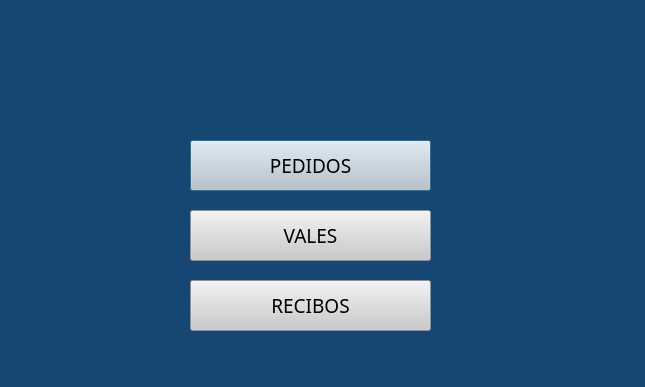
eldaniell01/distribucion_ruano, file views/home.ui: the form before one commit.
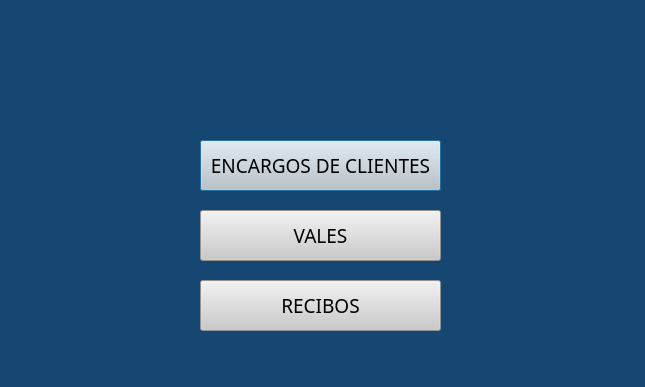
The form after the commit.

```diff
--- a/views/home.ui
+++ b/views/home.ui
@@ -10,6 +10,12 @@
     <height>387</height>
    </rect>
   </property>
+  <property name="maximumSize">
+   <size>
+    <width>645</width>
+    <height>387</height>
+   </size>
+  </property>
   <property name="windowTitle">
    <string>Dialog</string>
   </property>
@@ -19,7 +25,7 @@
   <widget class="QPushButton" name="pushButton">
    <property name="geometry">
     <rect>
-     <x>190</x>
+     <x>200</x>
      <y>140</y>
      <width>241</width>
      <height>51</height>
@@ -35,13 +41,13 @@
     <string notr="true">background-color: rgb(202, 202, 202);</string>
    </property>
    <property name="text">
-    <string>PEDIDOS</string>
+    <string>ENCARGOS DE CLIENTES</string>
    </property>
   </widget>
   <widget class="QPushButton" name="pushButton_2">
    <property name="geometry">
     <rect>
-     <x>190</x>
+     <x>200</x>
      <y>210</y>
      <width>241</width>
      <height>51</height>
@@ -63,7 +69,7 @@
   <widget class="QPushButton" name="pushButton_3">
    <property name="geometry">
     <rect>
-     <x>190</x>
+     <x>200</x>
      <y>280</y>
      <width>241</width>
      <height>51</height>
```
Left out of the diff: 2 changed lines with no effect on the pictures.
